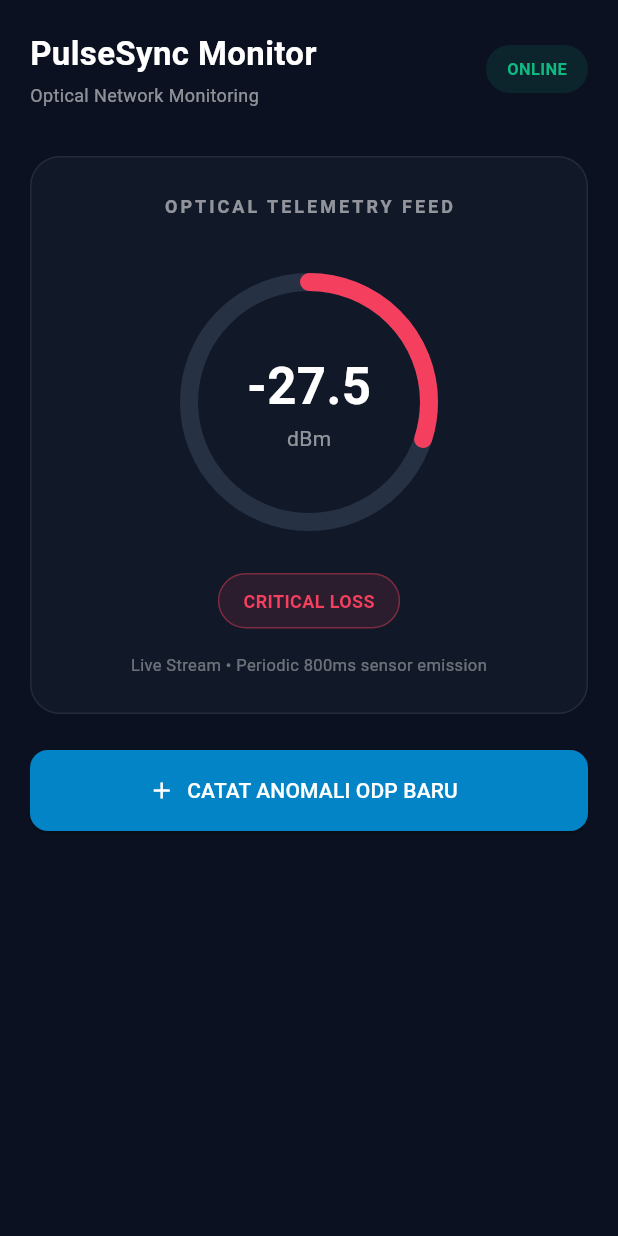
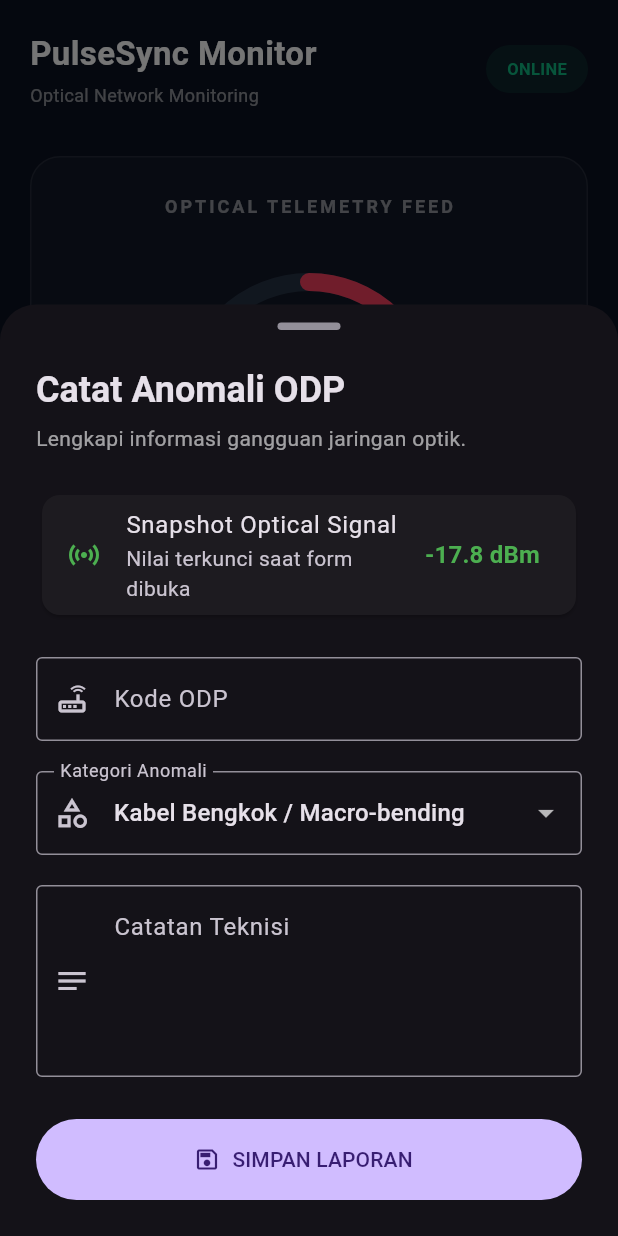
Before and after one commit to Puderta-2202/pulsesync, a Flutter app: the screen it shows after launch, after a tap on "CATAT ANOMALI ODP BARU", on a phone screen of 412 x 824 dp. Run offline on Flutter 3.47's test engine with Material 3 defaults, Android fonts, the phone set to English and light mode, and no system bars; our stand-ins replace flutter_riverpod.

Commit message:
feat: implement ODP anomaly reporting module

```diff
--- /dev/null
+++ b/lib/features/anomaly/domain/entities/anomaly_category.dart
@@ -0,0 +1,19 @@
+enum AnomalyCategory {
+  macroBending,
+  dirtyConnector,
+  brokenCore,
+  highAttenuation;
+
+  String get label {
+    switch (this) {
+      case AnomalyCategory.macroBending:
+        return 'Kabel Bengkok / Macro-bending';
+      case AnomalyCategory.dirtyConnector:
+        return 'Konektor Kotor';
+      case AnomalyCategory.brokenCore:
+        return 'Core Putus';
+      case AnomalyCategory.highAttenuation:
+        return 'Redaman Tinggi';
+    }
+  }
+}
--- /dev/null
+++ b/lib/features/anomaly/domain/entities/odp_anomaly.dart
@@ -0,0 +1,17 @@
+import 'anomaly_category.dart';
+
+class OdpAnomaly {
+  final String odpCode;
+  final double signalDbm;
+  final AnomalyCategory category;
+  final String notes;
+  final DateTime createdAt;
+
+  const OdpAnomaly({
+    required this.odpCode,
+    required this.signalDbm,
+    required this.category,
+    required this.notes,
+    required this.createdAt,
+  });
+}
--- /dev/null
+++ b/lib/features/anomaly/domain/repositories/anomaly_repository.dart
@@ -0,0 +1,5 @@
+import '../entities/odp_anomaly.dart';
+
+abstract class AnomalyRepository {
+  Future<void> submitAnomaly(OdpAnomaly anomaly);
+}
--- /dev/null
+++ b/lib/features/anomaly/presentation/widgets/anomaly_category_dropdown.dart
@@ -0,0 +1,56 @@
+import 'package:flutter/material.dart';
+
+import '../../domain/entities/anomaly_category.dart';
+
+class AnomalyCategoryDropdown extends StatelessWidget {
+  final AnomalyCategory value;
+  final ValueChanged<AnomalyCategory> onChanged;
+
+  const AnomalyCategoryDropdown({
+    super.key,
+    required this.value,
+    required this.onChanged,
+  });
+
+  String _getLabel(AnomalyCategory category) {
+    switch (category) {
+      case AnomalyCategory.macroBending:
+        return 'Kabel Bengkok / Macro-bending';
+      case AnomalyCategory.dirtyConnector:
+        return 'Konektor Kotor';
+      case AnomalyCategory.brokenCore:
+        return 'Core Putus';
+      case AnomalyCategory.highAttenuation:
+        return 'Redaman Tinggi';
+    }
+  }
+
+  @override
+  Widget build(BuildContext context) {
+    return DropdownButtonFormField<AnomalyCategory>(
+      initialValue: value,
+      decoration: const InputDecoration(
+        labelText: 'Kategori Anomali',
+        prefixIcon: Icon(Icons.category_outlined),
+        border: OutlineInputBorder(),
+      ),
+      items: AnomalyCategory.values.map((category) {
+        return DropdownMenuItem(
+          value: category,
+          child: Text(_getLabel(category)),
+        );
+      }).toList(),
+      onChanged: (category) {
+        if (category != null) {
+          onChanged(category);
+        }
+      },
+      validator: (category) {
+        if (category == null) {
+          return 'Pilih kategori anomali';
+        }
+        return null;
+      },
+    );
+  }
+}
--- /dev/null
+++ b/lib/features/anomaly/presentation/widgets/anomaly_form.dart
@@ -0,0 +1,236 @@
+import 'package:flutter/material.dart';
+import 'package:flutter_riverpod/flutter_riverpod.dart';
+
+import '../../domain/entities/anomaly_category.dart';
+import '../../domain/entities/odp_anomaly.dart';
+import '../providers/anomaly_providers.dart';
+import 'anomaly_category_dropdown.dart';
+
+class AnomalyForm extends ConsumerStatefulWidget {
+  final double signalDbm;
+
+  const AnomalyForm({
+    super.key,
+    required this.signalDbm,
+  });
+
+  static Future<bool?> show(
+    BuildContext context, {
+    required double signalDbm,
+  }) {
+    return showModalBottomSheet<bool>(
+      context: context,
+      isScrollControlled: true,
+      useSafeArea: true,
+      backgroundColor: Colors.transparent,
+      builder: (_) => AnomalyForm(signalDbm: signalDbm),
+    );
+  }
+
+  @override
+  ConsumerState<AnomalyForm> createState() => _AnomalyFormState();
+}
+
+class _AnomalyFormState extends ConsumerState<AnomalyForm> {
+  final _formKey = GlobalKey<FormState>();
+  final _odpController = TextEditingController();
+  final _notesController = TextEditingController();
+
+  AnomalyCategory _selectedCategory = AnomalyCategory.values.first;
+  bool _isSubmitting = false;
+
+  @override
+  void dispose() {
+    _odpController.dispose();
+    _notesController.dispose();
+    super.dispose();
+  }
+
+  Future<void> _submit() async {
+    if (!_formKey.currentState!.validate()) return;
+
+    setState(() => _isSubmitting = true);
+
+    final anomaly = OdpAnomaly(
+      odpCode: _odpController.text.trim(),
+      signalDbm: widget.signalDbm,
+      category: _selectedCategory,
+      notes: _notesController.text.trim(),
+      createdAt: DateTime.now(),
+    );
+
+    try {
+      await ref.read(submitAnomalyProvider).call(anomaly);
+
+      if (!mounted) return;
+
+      Navigator.of(context).pop(true);
+    } catch (error) {
+      if (!mounted) return;
+
+      setState(() => _isSubmitting = false);
+
+      ScaffoldMessenger.of(context).showSnackBar(
+        SnackBar(
+          content: Text('Gagal menyimpan anomali: $error'),
+          backgroundColor: Colors.red,
+        ),
+      );
+    }
+  }
+
+  @override
+  Widget build(BuildContext context) {
+    final theme = Theme.of(context);
+
+    return Container(
+      decoration: BoxDecoration(
+        color: theme.scaffoldBackgroundColor,
+        borderRadius: const BorderRadius.vertical(
+          top: Radius.circular(24),
+        ),
+      ),
+      child: SingleChildScrollView(
+        padding: EdgeInsets.fromLTRB(
+          24,
+          12,
+          24,
+          MediaQuery.of(context).viewInsets.bottom + 24,
+        ),
+        child: Form(
+          key: _formKey,
+          child: Column(
+            crossAxisAlignment: CrossAxisAlignment.start,
+            mainAxisSize: MainAxisSize.min,
+            children: [
+              Center(
+                child: Container(
+                  width: 42,
+                  height: 5,
+                  decoration: BoxDecoration(
+                    color: theme.dividerColor,
+                    borderRadius: BorderRadius.circular(10),
+                  ),
+                ),
+              ),
+
+              const SizedBox(height: 24),
+
+              Text(
+                'Catat Anomali ODP',
+                style: theme.textTheme.headlineSmall?.copyWith(
+                  fontWeight: FontWeight.bold,
+                ),
+              ),
+
+              const SizedBox(height: 6),
+
+              Text(
+                'Lengkapi informasi gangguan jaringan optik.',
+                style: theme.textTheme.bodyMedium?.copyWith(
+                  color: theme.hintColor,
+                ),
+              ),
+
+              const SizedBox(height: 24),
+
+              // Locked telemetry snapshot
+              Card(
+                child: ListTile(
+                  leading: const Icon(
+                    Icons.sensors,
+                    color: Colors.green,
+                  ),
+                  title: const Text('Snapshot Optical Signal'),
+                  subtitle: const Text(
+                    'Nilai terkunci saat form dibuka',
+                  ),
+                  trailing: Text(
+                    '${widget.signalDbm.toStringAsFixed(1)} dBm',
+                    style: theme.textTheme.titleMedium?.copyWith(
+                      fontWeight: FontWeight.bold,
+                      color: Colors.green,
+                    ),
+                  ),
+                ),
+              ),
+
+              const SizedBox(height: 24),
+
+              TextFormField(
+                controller: _odpController,
+                textCapitalization: TextCapitalization.characters,
+                decoration: const InputDecoration(
+                  labelText: 'Kode ODP',
+                  hintText: 'Contoh: ODP-SBY-001',
+                  prefixIcon: Icon(Icons.router_outlined),
+                  border: OutlineInputBorder(),
+                ),
+                validator: (value) {
+                  if (value == null || value.trim().isEmpty) {
+                    return 'Kode ODP wajib diisi';
+                  }
+
+                  if (value.trim().length < 4) {
+                    return 'Kode ODP minimal 4 karakter';
+                  }
+
+                  return null;
+                },
+              ),
+
+              const SizedBox(height: 20),
+
+              AnomalyCategoryDropdown(
+                value: _selectedCategory,
+                onChanged: (category) {
+                  setState(() {
+                    _selectedCategory = category;
+                  });
+                },
+              ),
+
+              const SizedBox(height: 20),
+
+              TextFormField(
+                controller: _notesController,
+                maxLines: 4,
+                decoration: const InputDecoration(
+                  labelText: 'Catatan Teknisi',
+                  hintText: 'Jelaskan kondisi atau temuan di lapangan...',
+                  alignLabelWithHint: true,
+                  prefixIcon: Icon(Icons.notes),
+                  border: OutlineInputBorder(),
+                ),
+              ),
+
+              const SizedBox(height: 28),
+
+              SizedBox(
+                width: double.infinity,
+                height: 54,
+                child: FilledButton.icon(
+                  onPressed: _isSubmitting ? null : _submit,
+                  icon: _isSubmitting
+                      ? const SizedBox(
+                          width: 18,
+                          height: 18,
+                          child: CircularProgressIndicator(
+                            strokeWidth: 2,
+                          ),
+                        )
+                      : const Icon(Icons.save_outlined),
+                  label: Text(
+                    _isSubmitting
+                        ? 'Menyimpan...'
+                        : 'SIMPAN LAPORAN',
+                  ),
+                ),
+              ),
+            ],
+          ),
+        ),
+      ),
+    );
+  }
+}
--- a/lib/features/telemetry/presentation/telemetry_dashboard_screen.dart
+++ b/lib/features/telemetry/presentation/telemetry_dashboard_screen.dart
@@ -1,12 +1,15 @@
 import 'package:flutter/material.dart';
+import 'package:flutter_riverpod/flutter_riverpod.dart';
 
 import 'widgets/telemetry_card.dart';
+import '../../anomaly/presentation/widgets/anomaly_form.dart';
+import 'providers/telemetry_providers.dart';
 
-class TelemetryDashboardScreen extends StatelessWidget {
+class TelemetryDashboardScreen extends ConsumerWidget {
   const TelemetryDashboardScreen({super.key});
 
   @override
-  Widget build(BuildContext context) {
+  Widget build(BuildContext context, WidgetRef ref) {
     return Scaffold(
       backgroundColor: const Color(0xFF0B1120),
       body: SafeArea(
@@ -45,7 +48,8 @@ class TelemetryDashboardScreen extends StatelessWidget {
                       vertical: 8,
                     ),
                     decoration: BoxDecoration(
-                      color: const Color(0xFF10B981).withValues(alpha: 0.12),
+                      color: const Color(0xFF10B981)
+                          .withValues(alpha: 0.12),
                       borderRadius: BorderRadius.circular(20),
                     ),
                     child: const Text(
@@ -66,7 +70,26 @@ class TelemetryDashboardScreen extends StatelessWidget {
                 width: double.infinity,
                 height: 54,
                 child: ElevatedButton.icon(
-                  onPressed: () {},
+                  onPressed: () {
+                    final reading =
+                        ref.read(opticalReadingsProvider).asData?.value;
+
+                    if (reading == null) {
+                      ScaffoldMessenger.of(context).showSnackBar(
+                        const SnackBar(
+                          content: Text(
+                            'Data telemetry belum tersedia',
+                          ),
+                        ),
+                      );
+                      return;
+                    }
+
+                    AnomalyForm.show(
+                      context,
+                      signalDbm: reading.valueDbm,
+                    );
+                  },
                   icon: const Icon(Icons.add),
                   label: const Text('CATAT ANOMALI ODP BARU'),
                   style: ElevatedButton.styleFrom(
```
Also changed, not shown: lib/features/anomaly/data/models/anomaly_model.dart (added, +31 -0 lines), lib/features/anomaly/data/repositories/anomaly_repository_impl.dart (added, +14 -0 lines), lib/features/anomaly/domain/usecases/submit_anomaly.dart (added, +12 -0 lines), lib/features/anomaly/presentation/providers/anomaly_providers.dart (added, +19 -0 lines).
